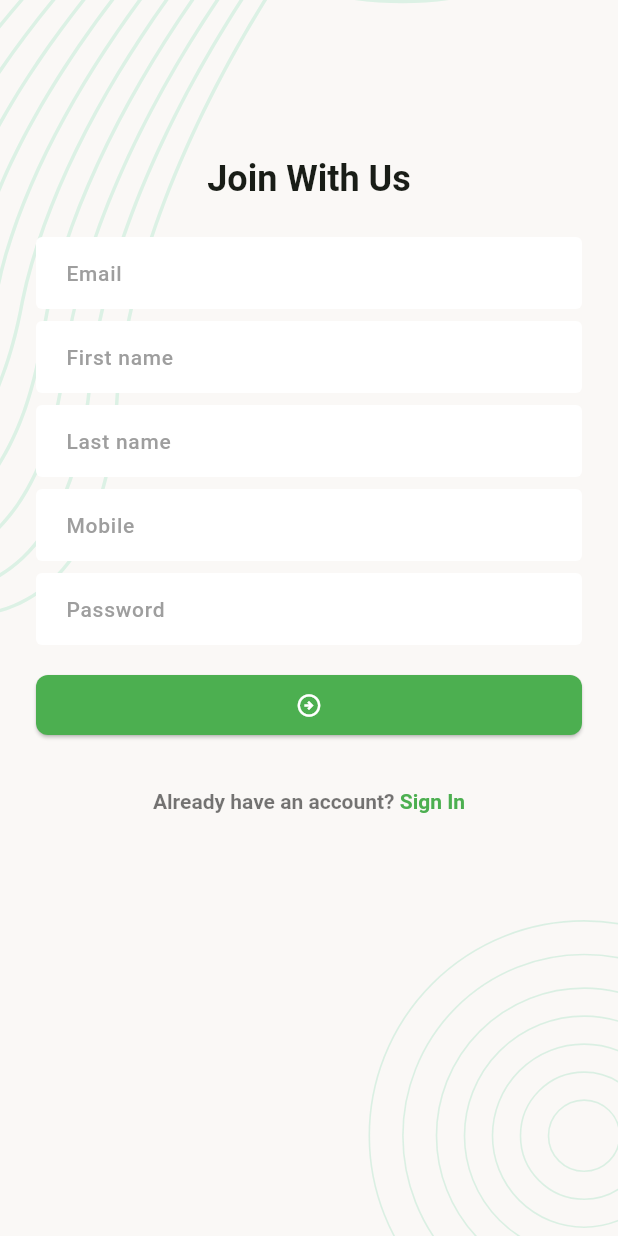
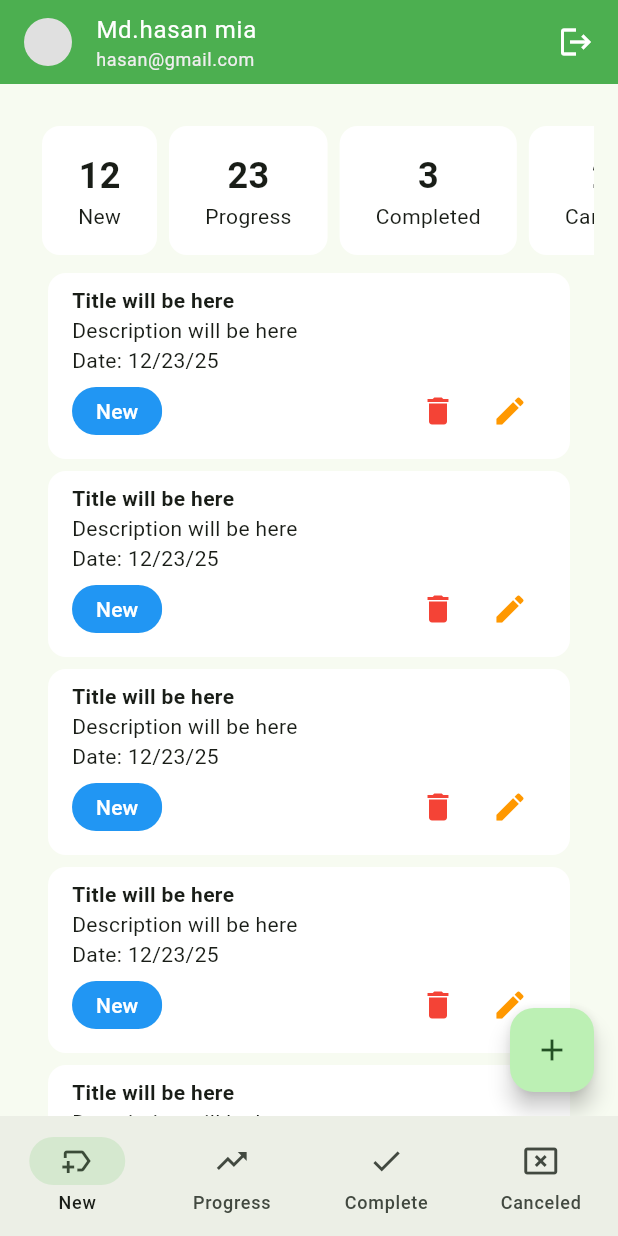
Before and after one commit to shakib3444/taskManagement, a Flutter app: the screen it shows after launch, after a tap on the "arrow circle right" icon, on a phone screen of 412 x 824 dp. Run offline on Flutter 3.47's test engine with Material 3 defaults, Android fonts, the phone set to English and light mode, and no system bars; our stand-ins replace flutter_svg, pin_code_fields.

Commit message:
new progress complete canceled ui

```diff
--- a/lib/app.dart
+++ b/lib/app.dart
@@ -1,4 +1,8 @@
 import 'package:flutter/material.dart';
+import 'package:taskmanagement/route/route_name.dart';
+import 'package:taskmanagement/view/app_bottom_navigation/screen/app_bottom_navigationbar.dart';
+import 'package:taskmanagement/view/auth/login_screen.dart';
+import 'package:taskmanagement/view/auth/sign_up_screen.dart';
 import 'package:taskmanagement/view/splash_screen/screen/splash_screen.dart';
 
 class TaskManage extends StatefulWidget {
@@ -13,7 +17,7 @@ class _TaskManageState extends State<TaskManage> {
   Widget build(BuildContext context) {
     return MaterialApp(
       debugShowCheckedModeBanner: false,
-      home: SplashScreen(),
+      //home: SplashScreen(),
       theme: ThemeData(
         colorSchemeSeed: Colors.green,
         inputDecorationTheme: InputDecorationTheme(
@@ -40,6 +44,13 @@ class _TaskManageState extends State<TaskManage> {
         )
       ),
 
+      routes: {
+        AppRoute.splashScreen:(context)=>SplashScreen(),
+        AppRoute.loginScreen:(context)=>LoginScreen(),
+        AppRoute.signupScreen:(context)=>SignUpScreen(),
+        AppRoute.appBottomNavScreen:(context)=>AppBottomNavigationBar(),
+      },
+
 
     );
   }
--- /dev/null
+++ b/lib/route/route_name.dart
@@ -0,0 +1,9 @@
+
+
+
+class AppRoute{
+  static const String splashScreen ="/";
+  static const String loginScreen ="/login_screen";
+  static const String signupScreen ="/signup_screen";
+  static const String appBottomNavScreen ="/appBottomNav_Screen";
+}
--- /dev/null
+++ b/lib/view/app_bottom_navigation/screen/app_bottom_navigationbar.dart
@@ -0,0 +1,58 @@
+import 'package:flutter/material.dart';
+import 'package:taskmanagement/view/canceled_screen/screen/canceled_screen.dart';
+import 'package:taskmanagement/view/complete_screen/screen/complete_screen.dart';
+import 'package:taskmanagement/view/new_screen/screen/new_screen.dart';
+import 'package:taskmanagement/view/progress_screen/screen/progress_screen.dart';
+
+import '../../widgets/tm_appbar_widget.dart';
+
+class AppBottomNavigationBar extends StatefulWidget {
+  const AppBottomNavigationBar({super.key});
+
+  @override
+  State<AppBottomNavigationBar> createState() => _AppBottomNavigationBarState();
+}
+
+class _AppBottomNavigationBarState extends State<AppBottomNavigationBar> {
+  int selectedIndex =0;
+  final List<Widget> pages =[
+    NewScreen(),
+    ProgressScreen(),
+    CompleteScreen(),
+    CanceledScreen(),
+  ];
+  @override
+  Widget build(BuildContext context) {
+    return Scaffold(
+      appBar: TMAppBar(),
+
+      body: pages[selectedIndex],
+
+      bottomNavigationBar: NavigationBar(
+        selectedIndex: selectedIndex,
+          onDestinationSelected: (index){
+          setState(()=>selectedIndex = index);
+          },
+          destinations:[
+            NavigationDestination(
+                icon: Icon(Icons.new_label_outlined),
+                label: "New",
+            ),
+            NavigationDestination(
+                icon: Icon(Icons.trending_up_outlined),
+                label: "Progress",
+            ),
+            NavigationDestination(
+                icon: Icon(Icons.done),
+                label: "Complete",
+            ),
+            NavigationDestination(
+                icon: Icon(Icons.cancel_presentation),
+                label: "Canceled",
+            ),
+          ]
+      ),
+
+    );
+  }
+}
--- a/lib/view/auth/login_screen.dart
+++ b/lib/view/auth/login_screen.dart
@@ -1,5 +1,6 @@
 import 'package:flutter/gestures.dart';
 import 'package:flutter/material.dart';
+import 'package:taskmanagement/route/route_name.dart';
 import 'package:taskmanagement/view/auth/forgot_password_verify_email_screen.dart';
 import 'package:taskmanagement/view/auth/sign_up_screen.dart';
 import 'package:taskmanagement/view/widgets/bg_image.dart';
@@ -47,7 +48,7 @@ class _LoginScreenState extends State<LoginScreen> {
                   ),
 
                   SizedBox(height: 16,),
-                  ElevatedButton(onPressed: _onTapSignUpButton, child: Icon(Icons.arrow_circle_right_outlined)),
+                  ElevatedButton(onPressed:()=>Navigator.pushNamed(context, AppRoute.appBottomNavScreen), child: Icon(Icons.arrow_circle_right_outlined,color: Colors.white,)),
 
                   SizedBox(height: 32,),
 
--- /dev/null
+++ b/lib/view/canceled_screen/screen/canceled_screen.dart
@@ -0,0 +1,27 @@
+import 'package:flutter/material.dart';
+
+import '../../widgets/task_card.dart';
+
+class CanceledScreen extends StatefulWidget {
+  const CanceledScreen({super.key});
+
+  @override
+  State<CanceledScreen> createState() => _CanceledScreenState();
+}
+
+class _CanceledScreenState extends State<CanceledScreen> {
+  @override
+  Widget build(BuildContext context) {
+    return Scaffold(
+       body: ListView.separated(
+        separatorBuilder: (context,index)=>SizedBox(height: 8,),
+    itemCount: 6,
+    itemBuilder: (context,index){
+    return TaskCard(taskStatus: TaskStatus.cancelled
+    );
+    },
+
+    ),
+    );
+  }
+}
--- /dev/null
+++ b/lib/view/complete_screen/screen/complete_screen.dart
@@ -0,0 +1,26 @@
+import 'package:flutter/material.dart';
+
+import '../../widgets/task_card.dart';
+
+class CompleteScreen extends StatefulWidget {
+  const CompleteScreen({super.key});
+
+  @override
+  State<CompleteScreen> createState() => _CompleteScreenState();
+}
+
+class _CompleteScreenState extends State<CompleteScreen> {
+  @override
+  Widget build(BuildContext context) {
+    return Scaffold(
+      body: ListView.separated(
+        separatorBuilder: (context,index)=>SizedBox(height: 8,),
+        itemCount: 6,
+        itemBuilder: (context,index){
+          return TaskCard(taskStatus: TaskStatus.completed);
+        },
+
+      ),
+    );
+  }
+}
--- /dev/null
+++ b/lib/view/new_screen/screen/new_screen.dart
@@ -0,0 +1,60 @@
+import 'package:flutter/material.dart';
+import 'package:taskmanagement/view/widgets/task_card.dart';
+
+import '../widget/summary_card.dart';
+
+class NewScreen extends StatefulWidget {
+  const NewScreen({super.key});
+
+  @override
+  State<NewScreen> createState() => _NewScreenState();
+}
+
+class _NewScreenState extends State<NewScreen> {
+  @override
+  Widget build(BuildContext context) {
+    return Scaffold(
+      body: SingleChildScrollView(
+        padding: EdgeInsets.all(16),
+        child: Column(
+          children: [
+            buildSummarySection(),
+            ListView.separated(
+              itemCount: 6,
+                primary: false,
+                shrinkWrap: true,
+                itemBuilder: (context,index){
+              return TaskCard(taskStatus: TaskStatus.sNew);
+            },
+              separatorBuilder: (context,index)=>SizedBox(height: 8,),
+            )
+
+
+          ],
+        ),
+      ),
+      floatingActionButton: FloatingActionButton(
+          onPressed: (){},
+        child: Icon(Icons.add),
+      ),
+    );
+  }
+
+  Widget buildSummarySection() {
+    return SingleChildScrollView(
+          scrollDirection: Axis.horizontal,
+          padding: EdgeInsets.all(8),
+          child: Row(
+            mainAxisAlignment: MainAxisAlignment.spaceBetween,
+            crossAxisAlignment: CrossAxisAlignment.center,
+            children: [
+              SummaryCard(count: 12,title: "New",),
+              SummaryCard(count: 23,title: "Progress",),
+              SummaryCard(count: 3,title: "Completed",),
+              SummaryCard(count: 24,title: "Cancelled",),
+            ],
+          ),
+        );
+  }
+
+}
--- /dev/null
+++ b/lib/view/new_screen/widget/summary_card.dart
@@ -0,0 +1,27 @@
+import 'package:flutter/material.dart';
+
+class SummaryCard extends StatelessWidget {
+  const SummaryCard({
+    super.key, required this.count, required this.title,
+  });
+  final int count;
+  final String title;
+
+  @override
+  Widget build(BuildContext context) {
+    return Card(
+      elevation: 0,
+      color: Colors.white,
+      child: Padding(
+        padding: const EdgeInsets.symmetric(horizontal: 24.0,vertical: 16),
+        child: Column(
+          children: [
+            Text("$count",style: TextStyle(fontSize: 24,fontWeight: FontWeight.bold),),
+            Text(title)
+
+          ],
+        ),
+      ),
+    );
+  }
+}
--- /dev/null
+++ b/lib/view/progress_screen/screen/progress_screen.dart
@@ -0,0 +1,25 @@
+import 'package:flutter/material.dart';
+import 'package:taskmanagement/view/widgets/task_card.dart';
+
+class ProgressScreen extends StatefulWidget {
+  const ProgressScreen({super.key});
+
+  @override
+  State<ProgressScreen> createState() => _ProgressScreenState();
+}
+
+class _ProgressScreenState extends State<ProgressScreen> {
+  @override
+  Widget build(BuildContext context) {
+    return Scaffold(
+      body: ListView.separated(
+        separatorBuilder: (context,index)=>SizedBox(height: 8,),
+        itemCount: 6,
+          itemBuilder: (context,index){
+            return TaskCard(taskStatus: TaskStatus.progress);
+          },
+
+      ),
+    );
+  }
+}
--- /dev/null
+++ b/lib/view/widgets/task_card.dart
@@ -0,0 +1,67 @@
+import 'package:flutter/material.dart';
+
+enum TaskStatus{
+  sNew,
+  progress,
+  completed,
+  cancelled
+}
+
+
+class TaskCard extends StatelessWidget {
+  const TaskCard({super.key, required this.taskStatus,});
+  final TaskStatus taskStatus;
+
+  @override
+  Widget build(BuildContext context) {
+
+    return Card(
+      elevation: 0,
+      color: Colors.white,
+      margin: EdgeInsets.symmetric(horizontal: 16),
+      child: Padding(padding: EdgeInsets.symmetric(horizontal: 16,vertical: 8),
+      child: Column(
+        crossAxisAlignment: CrossAxisAlignment.start,
+        children: [
+          Text("Title will be here",style:TextStyle(fontWeight: FontWeight.w600),),
+          Text("Description will be here"),
+          Text("Date: 12/23/25"),
+          Row(
+            children: [
+              Chip(
+                label: Text("New",style: TextStyle(color: Colors.white),),
+                padding: EdgeInsets.symmetric(horizontal: 8),
+                shape: RoundedRectangleBorder(
+                  borderRadius: BorderRadius.circular(50),
+                ),
+                backgroundColor:_getStatusChipColor() ,
+                side: BorderSide.none,
+              ),
+              Spacer(),
+              IconButton(onPressed: (){}, icon: Icon(Icons.delete,color: Colors.red)),
+              IconButton(onPressed: (){}, icon: Icon(Icons.edit,color: Colors.orange,)),
+
+
+            ],
+          )
+
+        ],
+      ),),
+    );
+  }
+  Color _getStatusChipColor(){
+    late Color color;
+    switch(taskStatus){
+      case TaskStatus.sNew:
+        color=Colors.blue;
+      case TaskStatus.progress:
+        color = Colors.orange;
+      case TaskStatus.completed:
+        color = Colors.green;
+      case TaskStatus.cancelled:
+        color = Colors.red;
+
+    }
+    return color;
+  }
+}
--- /dev/null
+++ b/lib/view/widgets/tm_appbar_widget.dart
@@ -0,0 +1,37 @@
+import 'package:flutter/material.dart';
+
+class TMAppBar extends StatelessWidget implements PreferredSizeWidget{
+  const TMAppBar({
+    super.key,
+  });
+
+  @override
+  Widget build(BuildContext context) {
+    return AppBar(
+      automaticallyImplyLeading: false,
+      backgroundColor: Colors.green,
+      title: Row(
+        children: [
+          CircleAvatar(
+            radius: 16,
+            backgroundColor: Colors.grey.shade300,
+          ),
+          SizedBox(width: 16,),
+          Column(
+            crossAxisAlignment: CrossAxisAlignment.start,
+            children: [
+              Text("Md.hasan mia",style: Theme.of(context).textTheme.bodyLarge?.copyWith(color: Colors.white),),
+              Text("hasan@gmail.com",style: Theme.of(context).textTheme.bodySmall?.copyWith(color: Colors.grey.shade200),)
+            ],
+          ),
+          Spacer(),
+          Icon(Icons.logout,color: Colors.white,),
+        ],
+      ),
+    );
+  }
+
+  @override
+  // TODO: implement preferredSize
+  Size get preferredSize => Size.fromHeight(kToolbarHeight);
+}
```
Also changed, not shown: lib/route/route_page.dart (added), 1 other file.
